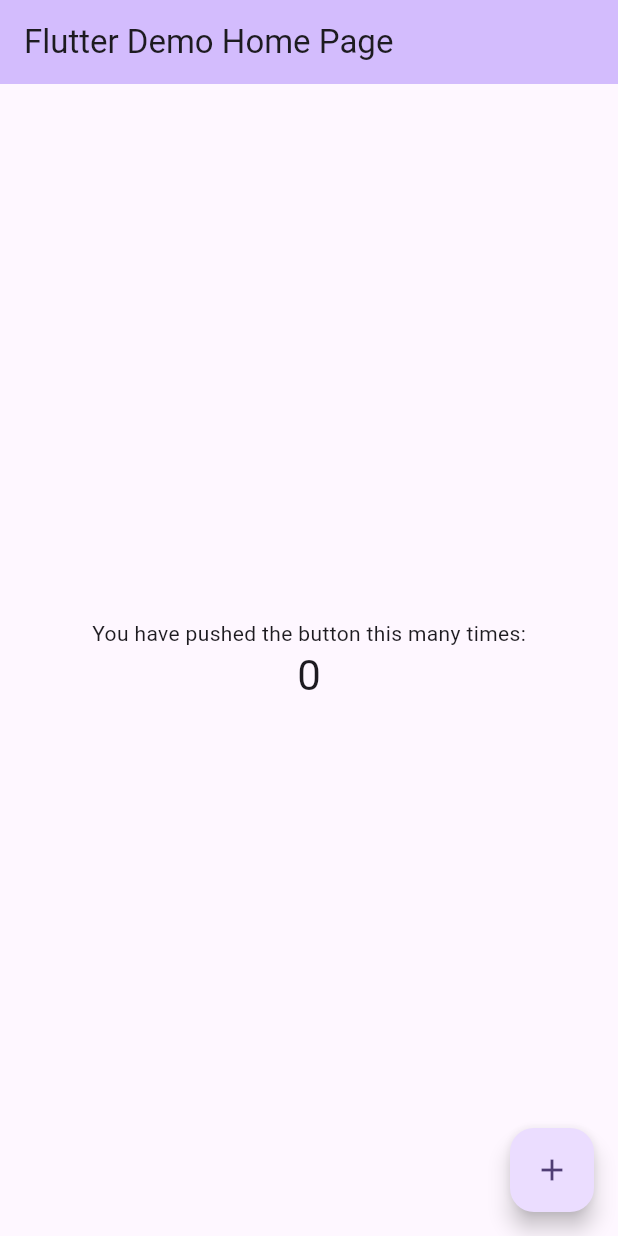
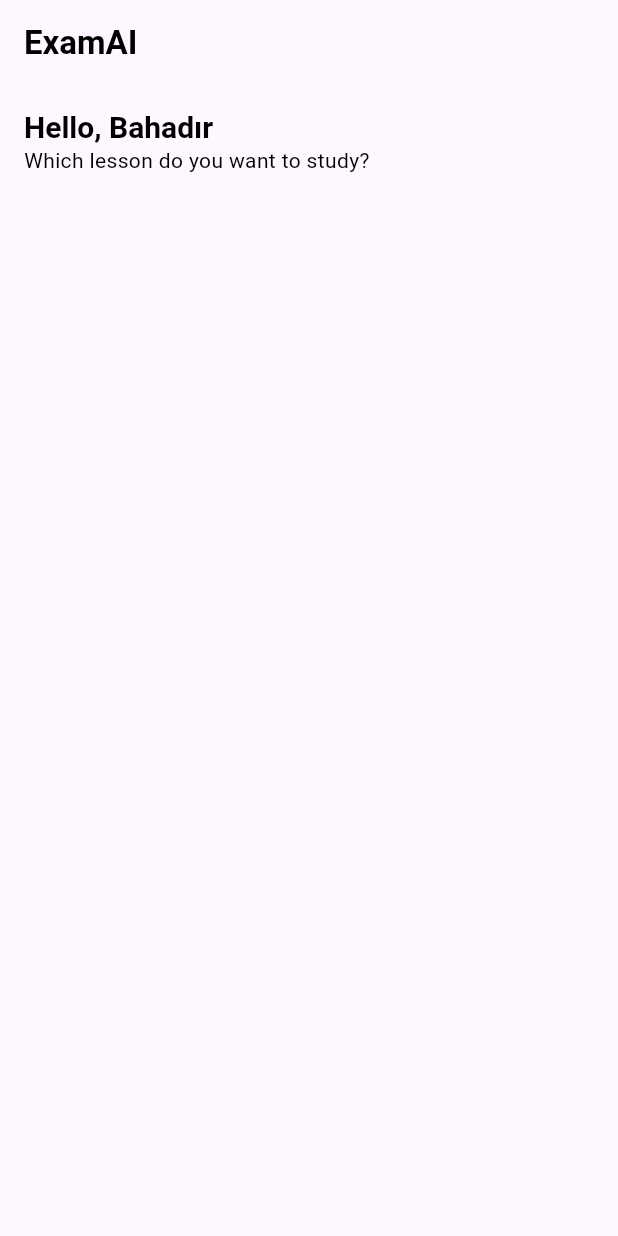
Before and after one commit to bahadirkumus/exam_ai, a Flutter app: the screen it shows after launch, on a phone screen of 412 x 824 dp. Run offline on Flutter 3.47's test engine with Material 3 defaults, Android fonts, the phone set to English and light mode, and no system bars; our stand-ins replace get.

Commit message:
constants added

```diff
--- /dev/null
+++ b/lib/app.dart
@@ -0,0 +1,21 @@
+import 'package:exam_ai/screens/main/home/home_screen.dart';
+import 'package:exam_ai/utils/constants/text_string.dart';
+import 'package:exam_ai/utils/theme/theme.dart';
+import 'package:flutter/material.dart';
+import 'package:get/get.dart';
+
+class ExamAIApp extends StatelessWidget {
+  const ExamAIApp({super.key});
+
+  @override
+  Widget build(BuildContext context) {
+    return GetMaterialApp(
+      title: AppTexts.appName,
+      themeMode: ThemeMode.light,
+      theme: AppTheme.lightTheme,
+      darkTheme: AppTheme.darkTheme,
+      debugShowCheckedModeBanner: false,
+      home: HomeScreen(),
+    );
+  }
+}
--- a/lib/main.dart
+++ b/lib/main.dart
@@ -1,125 +1,9 @@
+import 'package:exam_ai/app.dart';
+import 'package:exam_ai/screens/main/home/home_screen.dart';
+import 'package:exam_ai/utils/constants/colors.dart';
+import 'package:exam_ai/utils/constants/text_string.dart';
 import 'package:flutter/material.dart';
 
 void main() {
-  runApp(const MyApp());
+  runApp(const ExamAIApp());
 }
-
-class MyApp extends StatelessWidget {
-  const MyApp({super.key});
-
-  // This widget is the root of your application.
-  @override
-  Widget build(BuildContext context) {
-    return MaterialApp(
-      title: 'Flutter Demo',
-      theme: ThemeData(
-        // This is the theme of your application.
-        //
-        // TRY THIS: Try running your application with "flutter run". You'll see
-        // the application has a purple toolbar. Then, without quitting the app,
-        // try changing the seedColor in the colorScheme below to Colors.green
-        // and then invoke "hot reload" (save your changes or press the "hot
-        // reload" button in a Flutter-supported IDE, or press "r" if you used
-        // the command line to start the app).
-        //
-        // Notice that the counter didn't reset back to zero; the application
-        // state is not lost during the reload. To reset the state, use hot
-        // restart instead.
-        //
-        // This works for code too, not just values: Most code changes can be
-        // tested with just a hot reload.
-        colorScheme: ColorScheme.fromSeed(seedColor: Colors.deepPurple),
-        useMaterial3: true,
-      ),
-      home: const MyHomePage(title: 'Flutter Demo Home Page'),
-    );
-  }
-}
-
-class MyHomePage extends StatefulWidget {
-  const MyHomePage({super.key, required this.title});
-
-  // This widget is the home page of your application. It is stateful, meaning
-  // that it has a State object (defined below) that contains fields that affect
-  // how it looks.
-
-  // This class is the configuration for the state. It holds the values (in this
-  // case the title) provided by the parent (in this case the App widget) and
-  // used by the build method of the State. Fields in a Widget subclass are
-  // always marked "final".
-
-  final String title;
-
-  @override
-  State<MyHomePage> createState() => _MyHomePageState();
-}
-
-class _MyHomePageState extends State<MyHomePage> {
-  int _counter = 0;
-
-  void _incrementCounter() {
-    setState(() {
-      // This call to setState tells the Flutter framework that something has
-      // changed in this State, which causes it to rerun the build method below
-      // so that the display can reflect the updated values. If we changed
-      // _counter without calling setState(), then the build method would not be
-      // called again, and so nothing would appear to happen.
-      _counter++;
-    });
-  }
-
-  @override
-  Widget build(BuildContext context) {
-    // This method is rerun every time setState is called, for instance as done
-    // by the _incrementCounter method above.
-    //
-    // The Flutter framework has been optimized to make rerunning build methods
-    // fast, so that you can just rebuild anything that needs updating rather
-    // than having to individually change instances of widgets.
-    return Scaffold(
-      appBar: AppBar(
-        // TRY THIS: Try changing the color here to a specific color (to
-        // Colors.amber, perhaps?) and trigger a hot reload to see the AppBar
-        // change color while the other colors stay the same.
-        backgroundColor: Theme.of(context).colorScheme.inversePrimary,
-        // Here we take the value from the MyHomePage object that was created by
-        // the App.build method, and use it to set our appbar title.
-        title: Text(widget.title),
-      ),
-      body: Center(
-        // Center is a layout widget. It takes a single child and positions it
-        // in the middle of the parent.
-        child: Column(
-          // Column is also a layout widget. It takes a list of children and
-          // arranges them vertically. By default, it sizes itself to fit its
-          // children horizontally, and tries to be as tall as its parent.
-          //
-          // Column has various properties to control how it sizes itself and
-          // how it positions its children. Here we use mainAxisAlignment to
-          // center the children vertically; the main axis here is the vertical
-          // axis because Columns are vertical (the cross axis would be
-          // horizontal).
-          //
-          // TRY THIS: Invoke "debug painting" (choose the "Toggle Debug Paint"
-          // action in the IDE, or press "p" in the console), to see the
-          // wireframe for each widget.
-          mainAxisAlignment: MainAxisAlignment.center,
-          children: <Widget>[
-            const Text(
-              'You have pushed the button this many times:',
-            ),
-            Text(
-              '$_counter',
-              style: Theme.of(context).textTheme.headlineMedium,
-            ),
-          ],
-        ),
-      ),
-      floatingActionButton: FloatingActionButton(
-        onPressed: _incrementCounter,
-        tooltip: 'Increment',
-        child: const Icon(Icons.add),
-      ), // This trailing comma makes auto-formatting nicer for build methods.
-    );
-  }
-}
--- /dev/null
+++ b/lib/screens/main/home/home_screen.dart
@@ -0,0 +1,26 @@
+import 'package:exam_ai/utils/constants/sizes.dart';
+import 'package:exam_ai/utils/constants/text_string.dart';
+import 'package:flutter/material.dart';
+
+class HomeScreen extends StatelessWidget {
+  const HomeScreen({super.key});
+
+  @override
+  Widget build(BuildContext context) {
+    return Scaffold(
+      appBar: AppBar(
+        title: Text(AppTexts.appName, style: Theme.of(context).textTheme.headlineMedium,),
+      ),
+      body: Padding(
+        padding: EdgeInsets.all(AppSizes.defaultSpace),
+        child: Column(
+          crossAxisAlignment: CrossAxisAlignment.start,
+          children: [
+            Text(AppTexts.welcomeTitle, style: Theme.of(context).textTheme.titleLarge,),
+            Text(AppTexts.welcomeSubTitle, style: Theme.of(context).textTheme.bodyMedium,),
+          ],
+        ),
+      ),
+    );
+  }
+}
--- /dev/null
+++ b/lib/utils/constants/colors.dart
@@ -0,0 +1,12 @@
+import 'package:flutter/material.dart';
+
+/// App Colors
+class AppColors {
+  // Main Colors
+  static const Color primary = Color(0xFF36308A);
+
+  // Text Colors
+  static const Color textDark = Color(0xFF000000);
+  static const Color textLight = Color(0xFFFFFFFF);
+  static const Color disabledColor = Color(0xFF7E7D7D);
+}
--- /dev/null
+++ b/lib/utils/constants/sizes.dart
@@ -0,0 +1,5 @@
+/// App Sizes
+class AppSizes {
+  // Default Size
+  static const double defaultSpace = 16.0;
+}
--- /dev/null
+++ b/lib/utils/constants/text_string.dart
@@ -0,0 +1,10 @@
+/// App Texts
+class AppTexts {
+  // App Name
+  static const String appName = "ExamAI";
+
+
+  // Temp Static Values
+  static const String welcomeTitle = "Hello, Bahadır";
+  static const String welcomeSubTitle = "Which lesson do you want to study?";
+}
--- /dev/null
+++ b/lib/utils/theme/theme.dart
@@ -0,0 +1,23 @@
+import 'package:exam_ai/utils/constants/colors.dart';
+import 'package:exam_ai/utils/theme/widget_themes/text_theme.dart';
+import 'package:flutter/material.dart';
+
+class AppTheme {
+  AppTheme._();
+
+  static ThemeData lightTheme = ThemeData(
+    useMaterial3: true,
+    disabledColor: AppColors.disabledColor,
+    brightness: Brightness.light,
+    primaryColor: AppColors.primary,
+    textTheme: AppTextTheme.lightTextTheme,
+  );
+
+  static ThemeData darkTheme = ThemeData(
+    useMaterial3: true,
+    disabledColor: AppColors.disabledColor,
+    brightness: Brightness.dark,
+    primaryColor: AppColors.primary,
+    textTheme: AppTextTheme.darkTextTheme,
+  );
+}
--- /dev/null
+++ b/lib/utils/theme/widget_themes/text_theme.dart
@@ -0,0 +1,43 @@
+import 'package:exam_ai/utils/constants/colors.dart';
+import 'package:flutter/material.dart';
+
+/// Custom Class for Light & Dark Text Themes
+class AppTextTheme {
+  AppTextTheme._();
+
+  /// Customizable Light Text Theme
+  static TextTheme lightTextTheme = TextTheme(
+    headlineLarge: const TextStyle().copyWith(fontSize: 24.0, fontWeight: FontWeight.bold, color: AppColors.textDark),
+    headlineMedium: const TextStyle().copyWith(fontSize: 22.0, fontWeight: FontWeight.bold, color: AppColors.textDark),
+    headlineSmall: const TextStyle().copyWith(fontSize: 18.0, fontWeight: FontWeight.bold, color: AppColors.textDark),
+
+    titleLarge: const TextStyle().copyWith(fontSize: 20.0, fontWeight: FontWeight.w600, color: AppColors.textDark),
+    titleMedium: const TextStyle().copyWith(fontSize: 18.0, fontWeight: FontWeight.w600, color: AppColors.textDark),
+    titleSmall: const TextStyle().copyWith(fontSize: 16.0, fontWeight: FontWeight.w400, color: AppColors.textDark),
+
+    bodyLarge: const TextStyle().copyWith(fontSize: 14.0, fontWeight: FontWeight.w600, color: AppColors.textDark),
+    bodyMedium: const TextStyle().copyWith(fontSize: 14.0, fontWeight: FontWeight.normal, color: AppColors.textDark),
+    bodySmall: const TextStyle().copyWith(fontSize: 14.0, fontWeight: FontWeight.normal, color: AppColors.textDark),
+
+    labelLarge: const TextStyle().copyWith(fontSize: 12.0, fontWeight: FontWeight.normal, color: AppColors.textDark),
+    labelMedium: const TextStyle().copyWith(fontSize: 12.0, fontWeight: FontWeight.normal, color: AppColors.textDark),
+  );
+
+  /// Customizable Dark Text Theme
+  static TextTheme darkTextTheme = TextTheme(
+    headlineLarge: const TextStyle().copyWith(fontSize: 24.0, fontWeight: FontWeight.bold, color: AppColors.textLight),
+    headlineMedium: const TextStyle().copyWith(fontSize: 22.0, fontWeight: FontWeight.bold, color: AppColors.textLight),
+    headlineSmall: const TextStyle().copyWith(fontSize: 18.0, fontWeight: FontWeight.w600, color: AppColors.textLight),
+
+    titleLarge: const TextStyle().copyWith(fontSize: 20.0, fontWeight: FontWeight.bold, color: AppColors.textLight),
+    titleMedium: const TextStyle().copyWith(fontSize: 18.0, fontWeight: FontWeight.w600, color: AppColors.textLight),
+    titleSmall: const TextStyle().copyWith(fontSize: 16.0, fontWeight: FontWeight.w400, color: AppColors.textLight),
+
+    bodyLarge: const TextStyle().copyWith(fontSize: 14.0, fontWeight: FontWeight.w600, color: AppColors.textLight),
+    bodyMedium: const TextStyle().copyWith(fontSize: 14.0, fontWeight: FontWeight.normal, color: AppColors.textLight),
+    bodySmall: const TextStyle().copyWith(fontSize: 14.0, fontWeight: FontWeight.w400, color: AppColors.textLight.withOpacity(0.5)),
+
+    labelLarge: const TextStyle().copyWith(fontSize: 12.0, fontWeight: FontWeight.normal, color: AppColors.textLight),
+    labelMedium: const TextStyle().copyWith(fontSize: 12.0, fontWeight: FontWeight.normal, color: AppColors.textLight.withOpacity(0.5)),
+  );
+}
--- a/pubspec.yaml
+++ b/pubspec.yaml
@@ -35,6 +35,9 @@ dependencies:
   # The following adds the Cupertino Icons font to your application.
   # Use with the CupertinoIcons class for iOS style icons.
   cupertino_icons: ^1.0.8
+
+  # State Management
+  get: ^4.6.6
 
 dev_dependencies:
   flutter_test:
```
Also changed, not shown: pubspec.lock.
